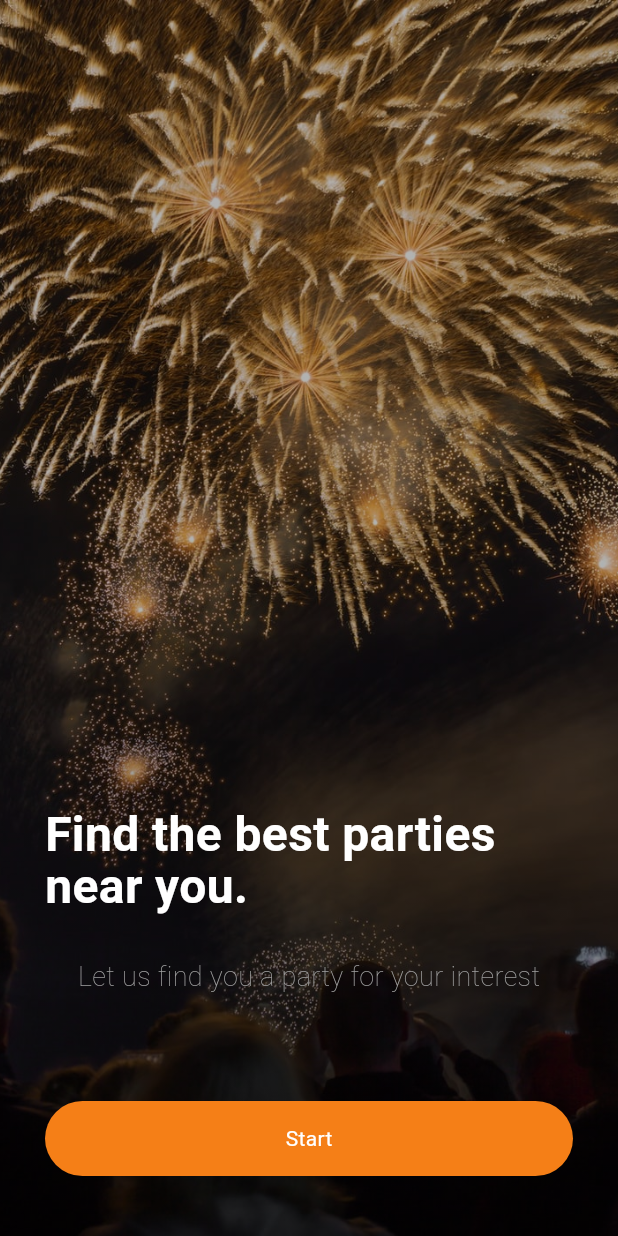
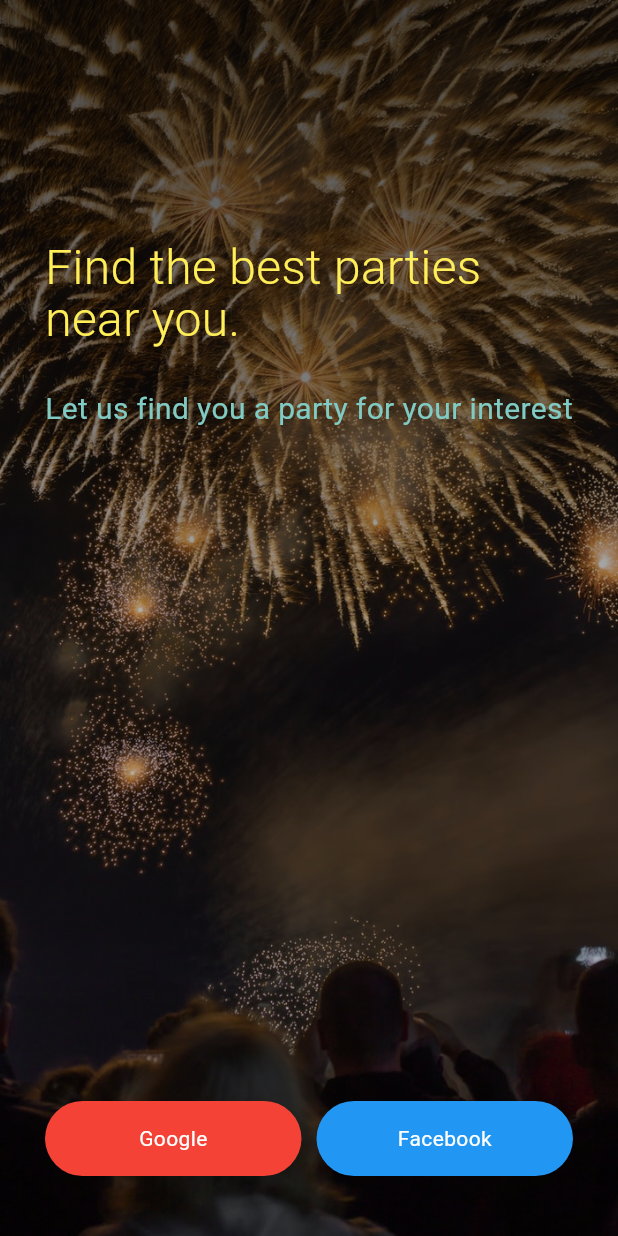
Before and after one commit to Asliddin7731/my_ui6, a Flutter app: the screen it shows after launch, on a phone screen of 412 x 824 dp. Run offline on Flutter 3.47's test engine with Material 3 defaults, Android fonts, the light colour scheme and no system bars; our stand-ins replace flutter_animate.

Commit message:
UI update

```diff
--- a/lib/pages/HomePage.dart
+++ b/lib/pages/HomePage.dart
@@ -9,7 +9,7 @@ class HomePage extends StatefulWidget {
 }
 
 class _HomePageState extends State<HomePage> {
-  final bool _isLogin = true;
+  final bool _isLogin = false;
 
   @override
   Widget build(BuildContext context) {
@@ -26,11 +26,11 @@ class _HomePageState extends State<HomePage> {
           padding: const EdgeInsets.all(30),
           decoration: BoxDecoration(
             gradient: LinearGradient(
-                begin: Alignment.bottomRight,
+                begin: Alignment.topRight,
                 colors: [
+                  Colors.black87.withOpacity(0.7),
                   Colors.black87.withOpacity(0.6),
                   Colors.black87.withOpacity(0.5),
-                  Colors.black87.withOpacity(0.4),
                   Colors.black87.withOpacity(0.3),
                 ]
             ),
@@ -39,12 +39,12 @@ class _HomePageState extends State<HomePage> {
             mainAxisAlignment: MainAxisAlignment.end,
             crossAxisAlignment: CrossAxisAlignment.center,
             children: [
-              const Text('Find the best parties near you.',style: TextStyle(color: Colors.white, fontSize: 32, fontWeight: FontWeight.bold, height: 1.1),
+               Text('Find the best parties near you.',style: TextStyle(color: Colors.yellow[400], fontSize: 32, fontWeight: FontWeight.w300, height: 1.1),
               ),
               const SizedBox(height: 30),
-              const Text('Let us find you a party for your interest',style: TextStyle(color: Colors.grey, fontSize: 18, fontWeight: FontWeight.w100),
+               Text('Let us find you a party for your interest',style: TextStyle(color: Colors.teal[200], fontSize: 20, fontWeight: FontWeight.w400, height: 1.2),
               ),
-              const SizedBox(height: 70),
+              const SizedBox(height: 450),
               _isLogin?
               Container(
                 alignment: Alignment.center,
@@ -56,7 +56,9 @@ class _HomePageState extends State<HomePage> {
                 width: double.infinity,
                 child: const Text('Start', style: TextStyle(color: Colors.white),),
               )  :
-              Container(
+                  Row(
+                    children: [
+                      Expanded(child:Container(
                         alignment: Alignment.center,
                         decoration: BoxDecoration(
                             borderRadius: BorderRadius.circular(30),
@@ -64,7 +66,22 @@ class _HomePageState extends State<HomePage> {
                         ),
                         height: 50,
                         width: double.infinity,
-                child: const Text('Google+', style: TextStyle(color: Colors.white),),
+                        child: const Text('Google', style: TextStyle(color: Colors.white),),
+                      ),
+                      ),
+                      const SizedBox(width: 10),
+                      Expanded(child:Container(
+                        alignment: Alignment.center,
+                        decoration: BoxDecoration(
+                            borderRadius: BorderRadius.circular(30),
+                            color: Colors.blue
+                        ),
+                        height: 50,
+                        width: double.infinity,
+                        child: const Text('Facebook', style: TextStyle(color: Colors.white),),
+                      ), )
+
+                    ],
                   ),
               const SizedBox(height: 10)
             ].animate(interval: 200.ms).slide(begin: const Offset(0,-0.5),duration: 400.ms).fade(duration: 500.ms),
```
Lines whose indentation alone changed are shown as unchanged.
